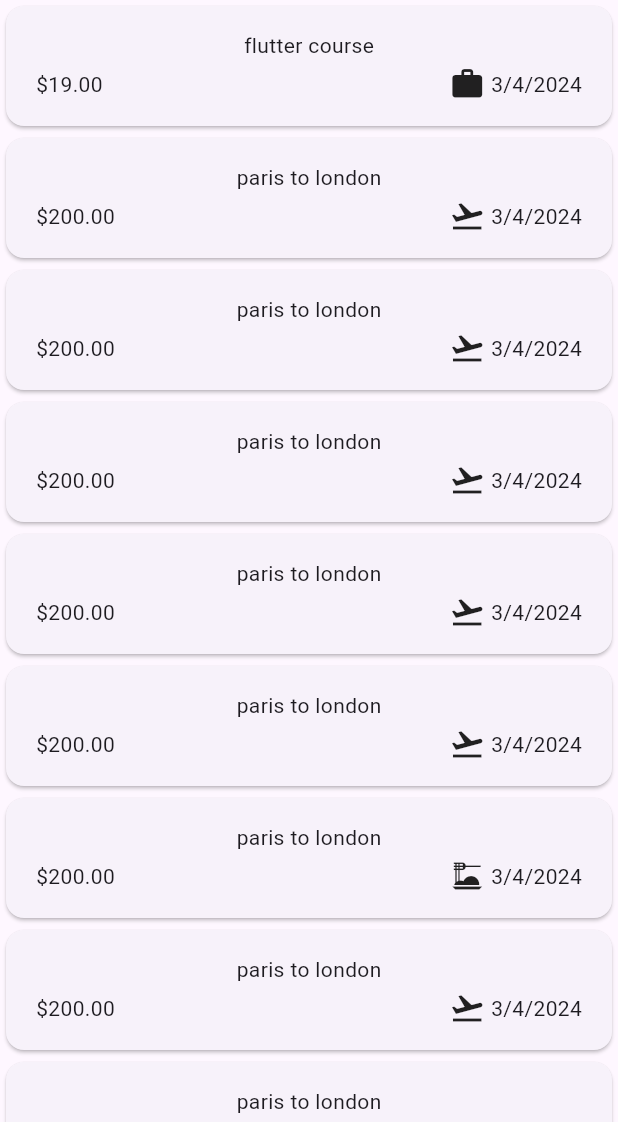
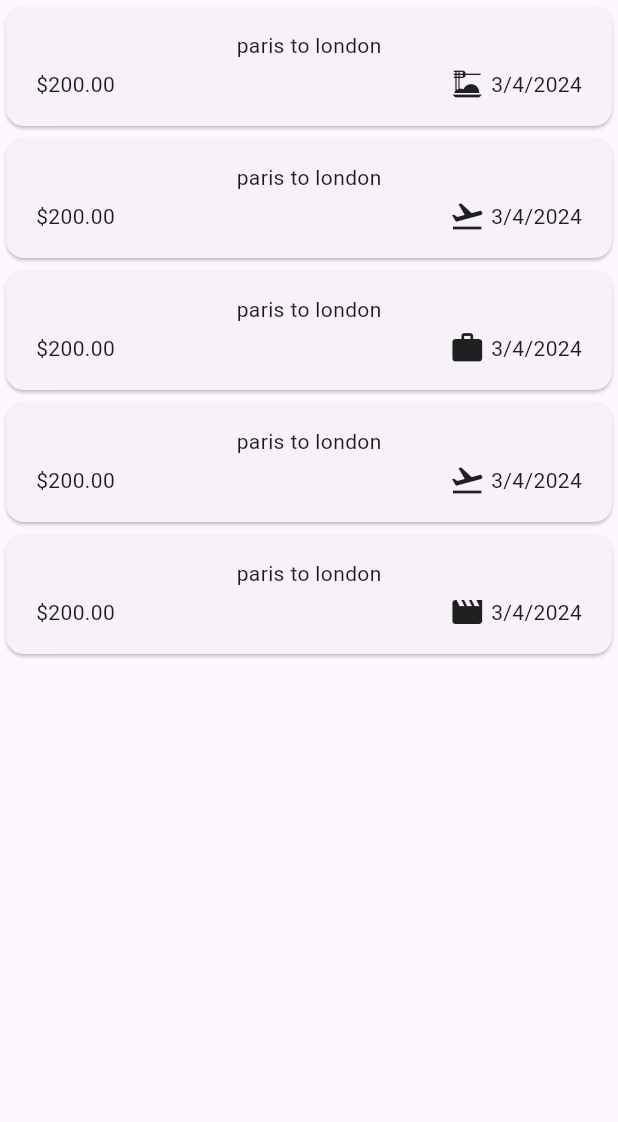
Before and after one commit to henok-ab/expense_tracker, a Flutter app: the screen it shows after launch, on a phone screen of 412 x 824 dp, the part 114-1236 px from its top. Run offline on Flutter 3.47's test engine with Material 3 defaults, Android fonts, the phone set to English and light mode, and no system bars.

Commit message:
some refactor

```diff
--- a/lib/widgets/expenses.dart
+++ b/lib/widgets/expenses.dart
@@ -15,36 +15,6 @@ class Expenses extends StatefulWidget {
 class _ExpensesState extends State<Expenses> {
   // to show some dummy data
   final List<Expense> _registerdExpenses = [
-    Expense(
-        title: "flutter course",
-        date: DateTime.now(),
-        amount: 19.0,
-        category: Category.work),
-    Expense(
-        title: "paris to london",
-        date: DateTime.now(),
-        amount: 200.0,
-        category: Category.travel),
-    Expense(
-        title: "paris to london",
-        date: DateTime.now(),
-        amount: 200.0,
-        category: Category.travel),
-    Expense(
-        title: "paris to london",
-        date: DateTime.now(),
-        amount: 200.0,
-        category: Category.travel),
-    Expense(
-        title: "paris to london",
-        date: DateTime.now(),
-        amount: 200.0,
-        category: Category.travel),
-    Expense(
-        title: "paris to london",
-        date: DateTime.now(),
-        amount: 200.0,
-        category: Category.travel),
     Expense(
         title: "paris to london",
         date: DateTime.now(),
```
